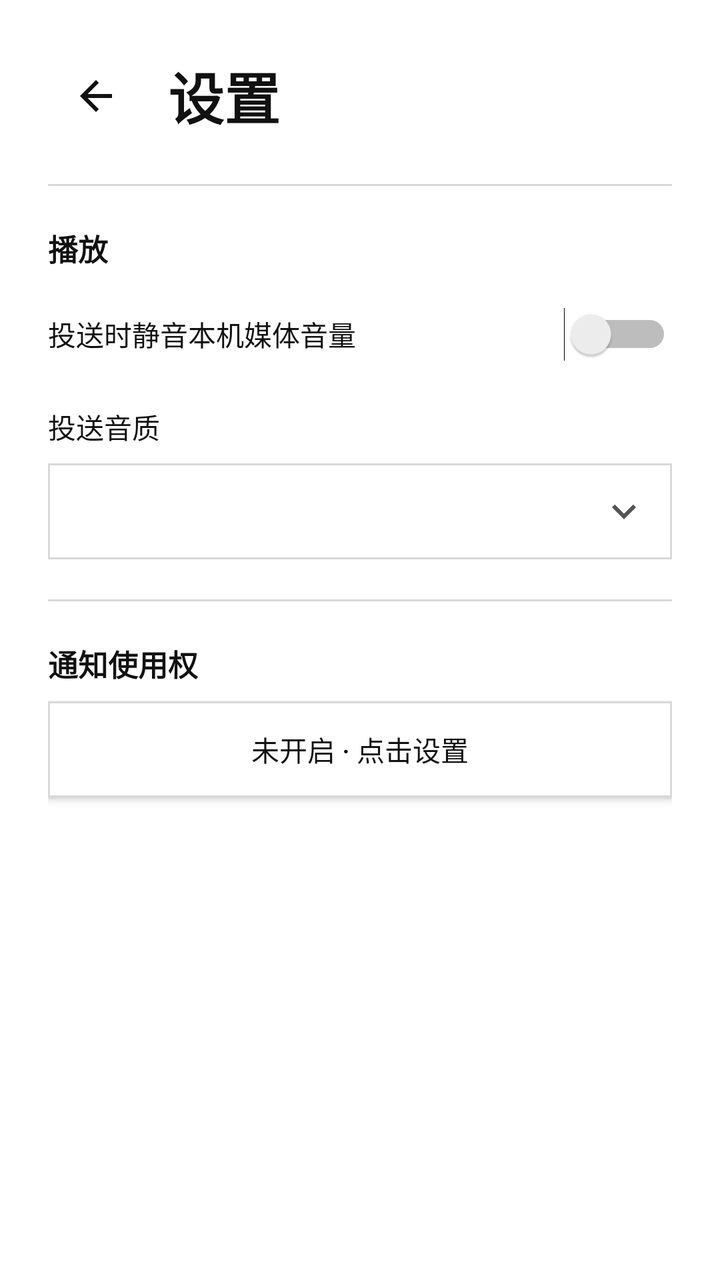
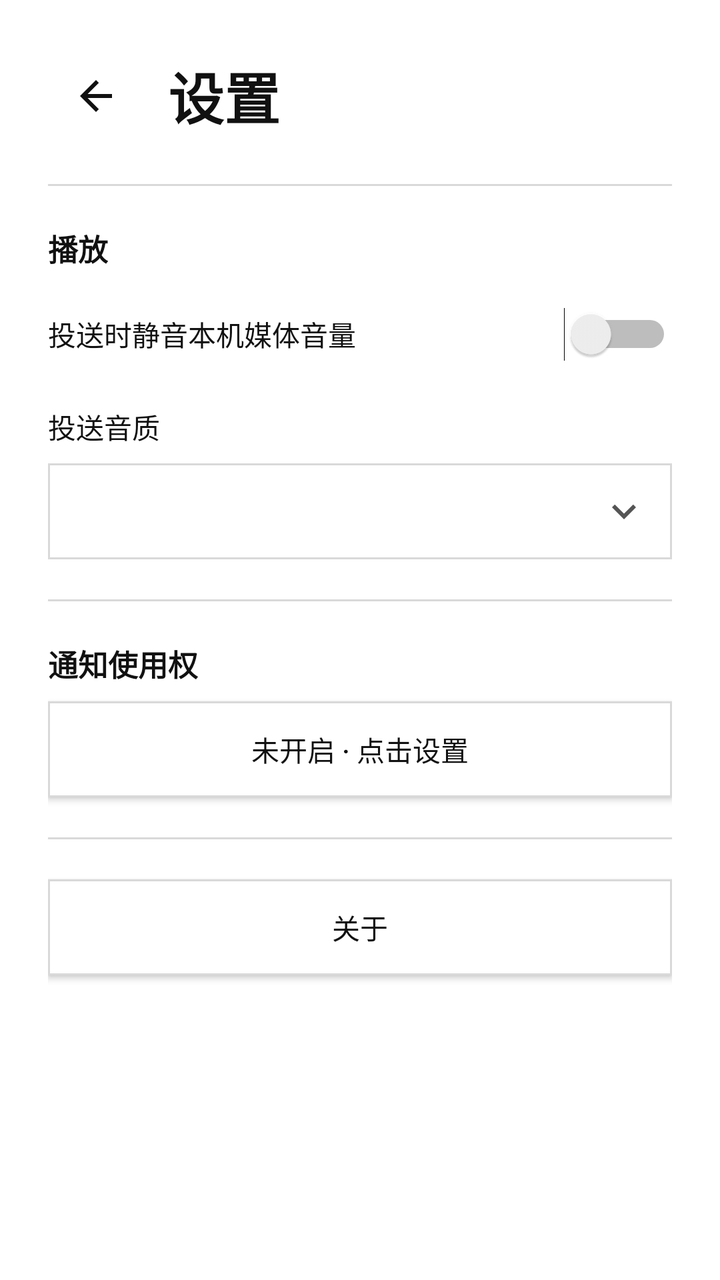

Compare the two renders of this Android layout. The source of the first and the diff that turns it into the second are given below.
<!-- AndroidManifest.xml: application theme Theme.Shengdu -->
<!-- res/layout/activity_settings.xml -->
<ScrollView xmlns:android="http://schemas.android.com/apk/res/android"
    android:id="@+id/settings_root"
    android:layout_width="match_parent"
    android:layout_height="match_parent"
    android:fillViewport="true">

    <LinearLayout
        android:layout_width="match_parent"
        android:layout_height="wrap_content"
        android:orientation="vertical"
        android:paddingLeft="@dimen/page_padding"
        android:paddingTop="@dimen/space_xl"
        android:paddingRight="@dimen/page_padding"
        android:paddingBottom="@dimen/space_xl">

        <LinearLayout
            android:layout_width="match_parent"
            android:layout_height="wrap_content"
            android:gravity="center_vertical"
            android:orientation="horizontal">

            <ImageButton
                android:id="@+id/button_back"
                android:layout_width="@dimen/touch_target"
                android:layout_height="@dimen/touch_target"
                android:contentDescription="@string/close_settings"
                android:src="@drawable/ic_arrow_back_24"
                style="@style/Shengdu.IconButton" />

            <TextView
                android:layout_width="wrap_content"
                android:layout_height="wrap_content"
                android:layout_marginStart="@dimen/space_m"
                android:text="@string/settings_title"
                style="@style/Shengdu.Title" />
        </LinearLayout>

        <View
            android:layout_width="match_parent"
            android:layout_height="1dp"
            android:layout_marginTop="@dimen/space_section"
            android:background="@color/shengdu_border" />

        <TextView
            android:layout_width="wrap_content"
            android:layout_height="wrap_content"
            android:layout_marginTop="@dimen/space_section"
            android:text="@string/settings_playback_title"
            style="@style/Shengdu.SectionTitle" />

        <Switch
            android:id="@+id/switch_mute_device"
            android:layout_width="match_parent"
            android:layout_height="wrap_content"
            android:layout_marginTop="@dimen/space_s"
            android:minHeight="@dimen/touch_target"
            android:text="@string/option_mute_device"
            android:textColor="@color/shengdu_text_primary"
            android:textSize="14sp" />

        <TextView
            android:layout_width="wrap_content"
            android:layout_height="wrap_content"
            android:layout_marginTop="@dimen/space_m"
            android:text="@string/option_audio_quality"
            android:textColor="@color/shengdu_text_primary"
            android:textSize="14sp" />

        <TextView
            android:id="@+id/text_audio_quality_value"
            android:layout_width="match_parent"
            android:layout_height="wrap_content"
            android:layout_marginTop="@dimen/space_s"
            android:minHeight="@dimen/touch_target"
            android:gravity="center_vertical"
            android:paddingLeft="@dimen/space_m"
            android:paddingTop="@dimen/space_s"
            android:paddingRight="@dimen/space_m"
            android:paddingBottom="@dimen/space_s"
            android:background="@drawable/bg_surface"
            android:textColor="@color/shengdu_text_primary"
            android:textSize="14sp"
            android:drawableEnd="@drawable/ic_expand_more_24"
            android:drawableTint="@color/shengdu_text_secondary"
            android:clickable="true"
            android:focusable="true" />

        <RadioGroup
            android:id="@+id/audio_quality_options"
            android:layout_width="match_parent"
            android:layout_height="wrap_content"
            android:visibility="gone"
            android:background="@drawable/bg_surface"
            android:layout_marginTop="1dp"
            android:paddingLeft="@dimen/space_s"
            android:paddingRight="@dimen/space_s">
            <RadioButton
                android:id="@+id/audio_quality_auto"
                android:layout_width="match_parent"
                android:layout_height="wrap_content"
                android:text="@string/audio_quality_auto" />
            <RadioButton
                android:id="@+id/audio_quality_44"
                android:layout_width="match_parent"
                android:layout_height="wrap_content"
                android:text="@string/audio_quality_44" />
            <RadioButton
                android:id="@+id/audio_quality_48"
                android:layout_width="match_parent"
                android:layout_height="wrap_content"
                android:text="@string/audio_quality_48" />
        </RadioGroup>

        <View
            android:layout_width="match_parent"
            android:layout_height="1dp"
            android:layout_marginTop="@dimen/space_section"
            android:background="@color/shengdu_border" />

        <TextView
            android:layout_width="wrap_content"
            android:layout_height="wrap_content"
            android:layout_marginTop="@dimen/space_section"
            android:text="@string/settings_notification_title"
            style="@style/Shengdu.SectionTitle" />

        <Button
            android:id="@+id/button_notification_access"
            android:layout_width="match_parent"
            android:layout_height="wrap_content"
            android:layout_marginTop="@dimen/space_s"
            android:text="@string/settings_notification_access_off"
            style="@style/Shengdu.Button.Secondary" />
    </LinearLayout>
</ScrollView>
<!-- resources referenced by this layout -->
<resources>
  <color name="shengdu_border">#FFD9D9D9</color>
  <color name="shengdu_text_primary">#FF111111</color>
  <color name="shengdu_text_secondary">#FF555555</color>
  <dimen name="page_padding">24dp</dimen>
  <dimen name="space_m">12dp</dimen>
  <dimen name="space_s">8dp</dimen>
  <dimen name="space_section">20dp</dimen>
  <dimen name="space_xl">24dp</dimen>
  <dimen name="touch_target">48dp</dimen>
  <!-- drawable bg_surface (drawable) -->
  <shape xmlns:android="http://schemas.android.com/apk/res/android" android:shape="rectangle">
      <solid android:color="@color/shengdu_background" />
      <stroke
          android:width="1dp"
          android:color="@color/shengdu_border" />
  </shape>
  <!-- drawable ic_arrow_back_24 (drawable) -->
  <vector xmlns:android="http://schemas.android.com/apk/res/android"
      android:width="24dp"
      android:height="24dp"
      android:viewportWidth="24"
      android:viewportHeight="24">
      <path
          android:fillColor="@color/shengdu_text_primary"
          android:pathData="M20,11H7.83l5.59,-5.59L12,4l-8,8 8,8 1.41,-1.41L7.83,13H20v-2z" />
  </vector>
  <!-- drawable ic_expand_more_24 (drawable) -->
  <vector xmlns:android="http://schemas.android.com/apk/res/android"
      android:width="24dp"
      android:height="24dp"
      android:viewportWidth="24"
      android:viewportHeight="24">
      <path
          android:fillColor="#6B7280"
          android:pathData="M7.41,8.59L12,13.17l4.59,-4.58L18,10l-6,6 -6,-6z" />
  </vector>
  <string name="audio_quality_44">44.1 kHz / PCM 16-bit</string>
  <string name="audio_quality_48">48 kHz / PCM 16-bit</string>
  <string name="audio_quality_auto">自动（推荐）</string>
  <string name="close_settings">返回</string>
  <string name="option_audio_quality">投送音质</string>
  <string name="option_mute_device">投送时静音本机媒体音量</string>
  <string name="settings_notification_access_off">未开启 · 点击设置</string>
  <string name="settings_notification_title">通知使用权</string>
  <string name="settings_playback_title">播放</string>
  <string name="settings_title">设置</string>
  <style name="Shengdu.IconButton">
          <item name="android:background">?android:attr/selectableItemBackgroundBorderless</item>
          <item name="android:minWidth">@dimen/touch_target</item>
          <item name="android:minHeight">@dimen/touch_target</item>
          <item name="android:padding">@dimen/space_s</item>
          <item name="android:tint">@color/shengdu_text_primary</item>
          <item name="android:scaleType">center</item>
      </style>
  <style name="Shengdu.SectionTitle">
          <item name="android:textColor">@color/shengdu_text_primary</item>
          <item name="android:textSize">15sp</item>
          <item name="android:textStyle">bold</item>
      </style>
  <style name="Shengdu.Title">
          <item name="android:textColor">@color/shengdu_text_primary</item>
          <item name="android:textSize">28sp</item>
          <item name="android:textStyle">bold</item>
      </style>
  <color name="shengdu_background">#FFFFFFFF</color>
  <!-- drawable bg_button_secondary (drawable) -->
  <ripple xmlns:android="http://schemas.android.com/apk/res/android" android:color="@color/shengdu_ripple_light">
      <item>
          <shape android:shape="rectangle">
              <solid android:color="@color/shengdu_background" />
              <stroke
                  android:width="1dp"
                  android:color="@color/shengdu_border" />
          </shape>
      </item>
  </ripple>
  <color name="shengdu_accent">#FF111111</color>
  <color name="shengdu_ripple_light">#14000000</color>
  <!-- unchanged entries left out for length: 2 -->
</resources>

<!-- the commit's change to res/layout/activity_settings.xml (unified diff, before → after) -->
@@ -131,5 +131,19 @@
             android:layout_marginTop="@dimen/space_s"
             android:text="@string/settings_notification_access_off"
             style="@style/Shengdu.Button.Secondary" />
+
+        <View
+            android:layout_width="match_parent"
+            android:layout_height="1dp"
+            android:layout_marginTop="@dimen/space_section"
+            android:background="@color/shengdu_border" />
+
+        <Button
+            android:id="@+id/button_about"
+            android:layout_width="match_parent"
+            android:layout_height="wrap_content"
+            android:layout_marginTop="@dimen/space_section"
+            android:text="@string/about_title"
+            style="@style/Shengdu.Button.Secondary" />
     </LinearLayout>
 </ScrollView>
<!-- resource entries referenced after the edit -->
@@ -36,6 +36,7 @@
           android:fillColor="#6B7280"
           android:pathData="M7.41,8.59L12,13.17l4.59,-4.58L18,10l-6,6 -6,-6z" />
   </vector>
+  <string name="about_title">关于</string>
   <string name="audio_quality_44">44.1 kHz / PCM 16-bit</string>
   <string name="audio_quality_48">48 kHz / PCM 16-bit</string>
   <string name="audio_quality_auto">自动（推荐）</string>
